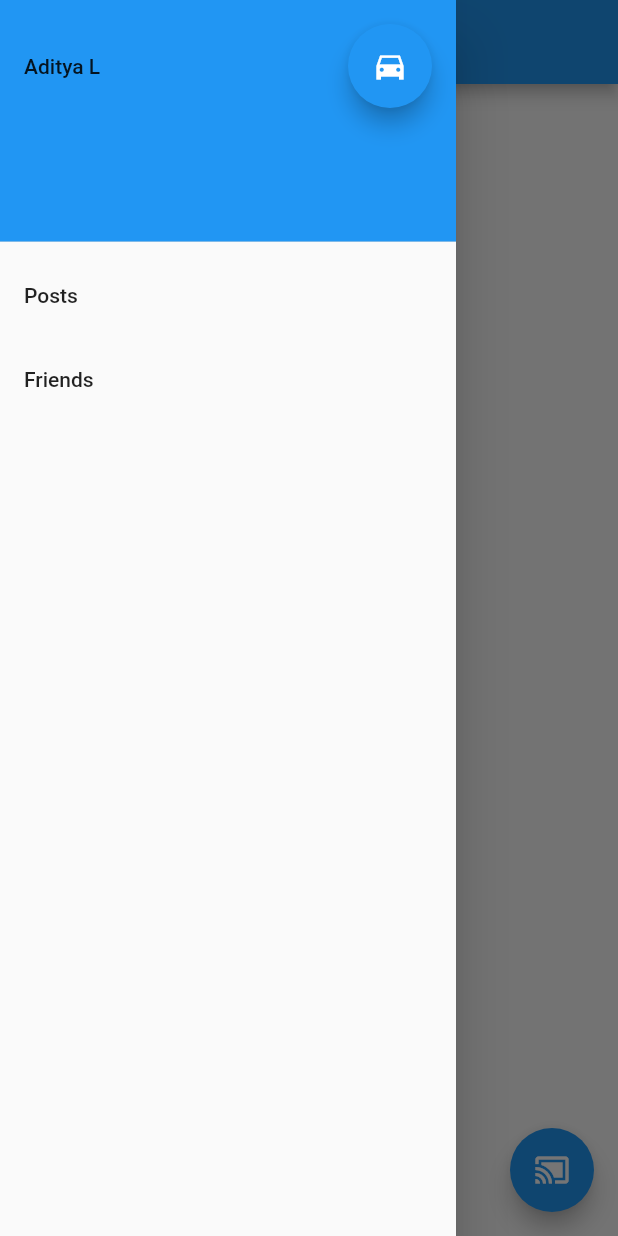
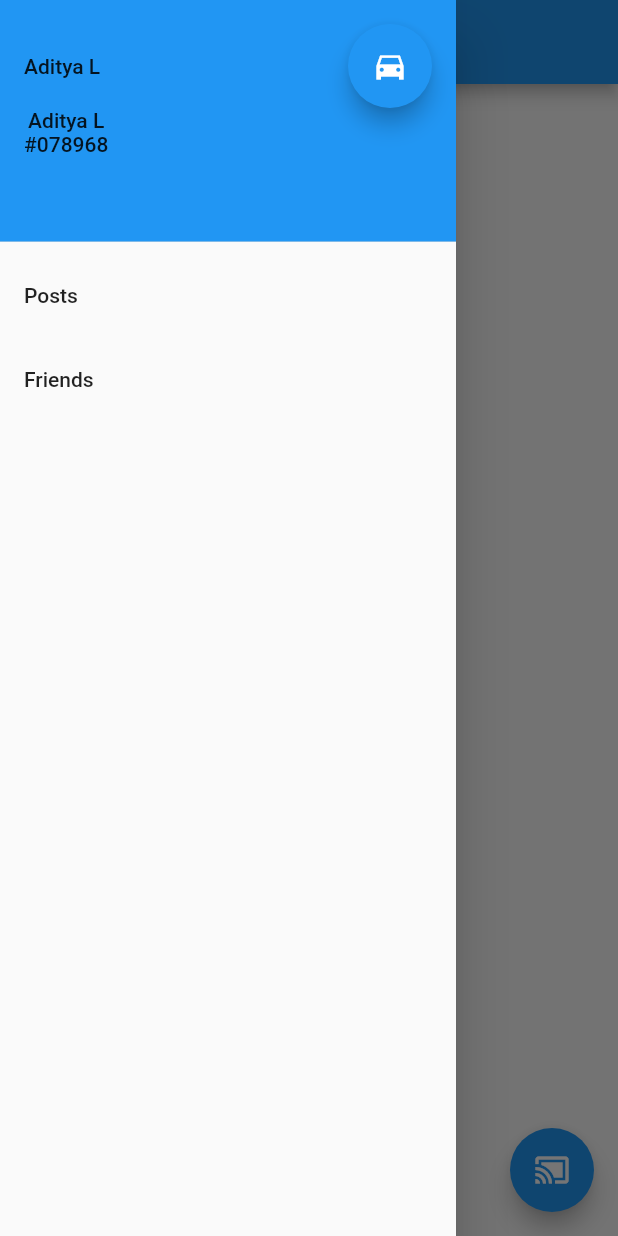
Before and after one commit to aklingam7/chatter-app, a Flutter app: the screen it shows after launch, with the side drawer open, on a phone screen of 412 x 824 dp. Run offline on Flutter 3.47's test engine with Material 2 defaults, Android fonts, the phone set to English and light mode, and no system bars.

Commit message:
Nav Header

```diff
--- a/lib/routes/posts.dart
+++ b/lib/routes/posts.dart
@@ -54,7 +54,15 @@ class _PostsState extends State<Posts> {
                       ),
                     ],
                   ),
+                  Column(
+                    children: <Widget>[
+                      Text(userNames[currentUser]),
+                      Text(userTags[currentUser]),
+                    ],
+                    //crossAxisAlignment: CrossAxisAlignment.start,
+                  ),
                 ],
+                crossAxisAlignment: CrossAxisAlignment.start,
               ),
               decoration: BoxDecoration(
                 color: Colors.blue,
```
Also changed, not shown: lib/routes/friends.dart (+7 -9 lines).
